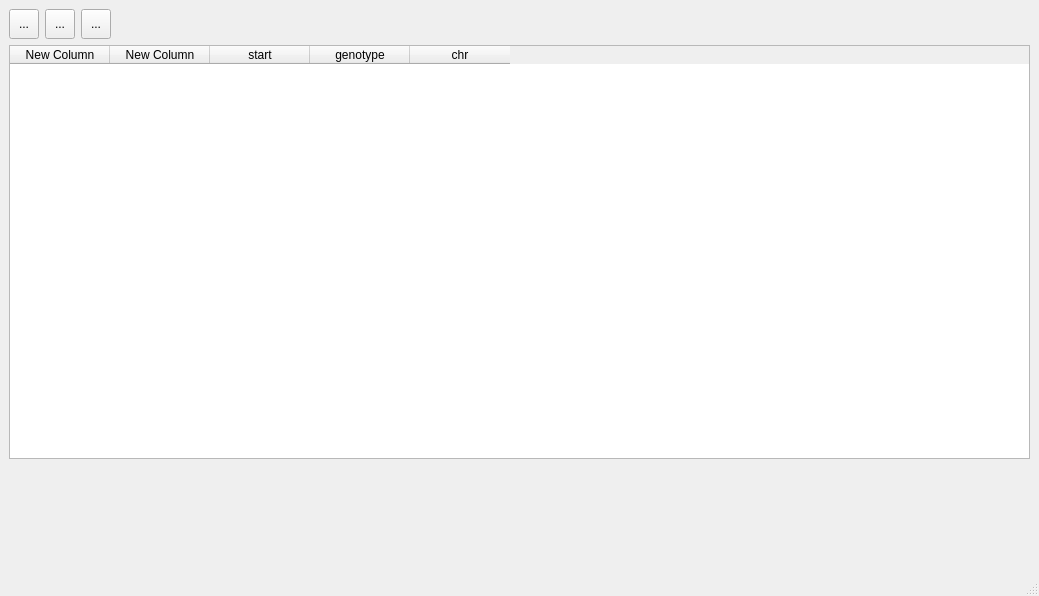
Qt form Qt_designer/test_0.ui (Fkrgl/GUI_Teamprojekt) before a commit.
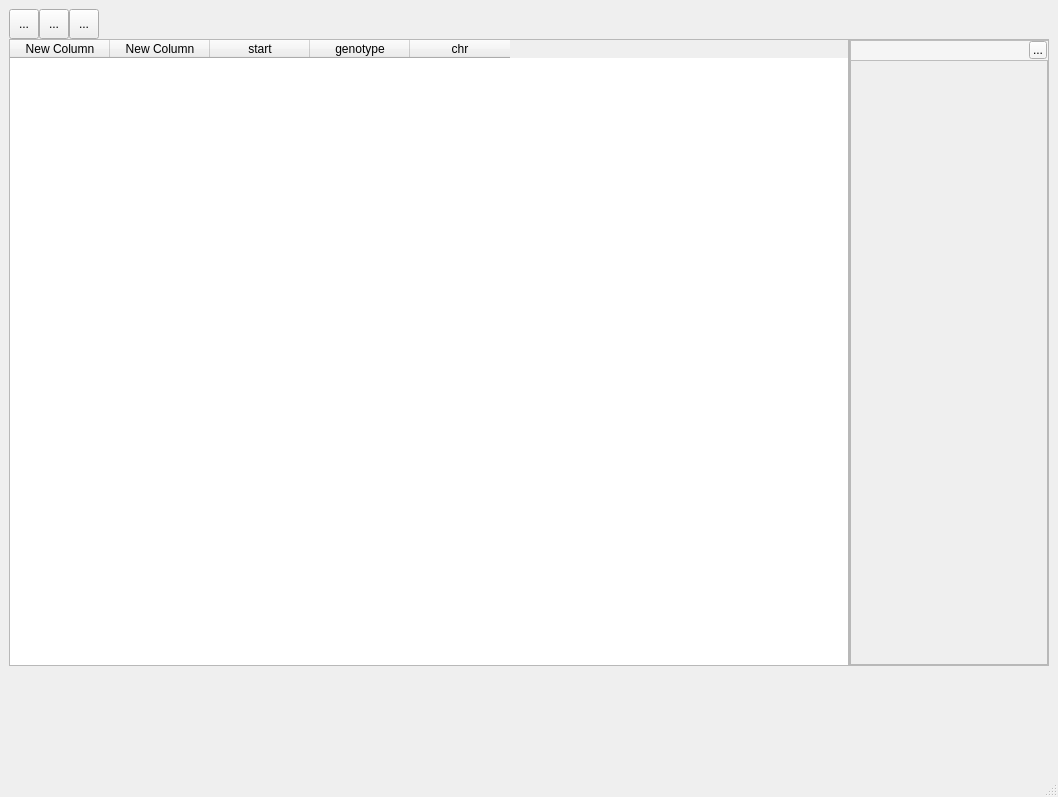
The same form after that commit. Icons and pictures are not drawn.

Patch:
```diff
--- a/Qt_designer/test_0.ui
+++ b/Qt_designer/test_0.ui
@@ -6,8 +6,8 @@
    <rect>
     <x>0</x>
     <y>0</y>
-    <width>1039</width>
-    <height>596</height>
+    <width>1058</width>
+    <height>797</height>
    </rect>
   </property>
   <property name="windowTitle">
@@ -17,36 +17,29 @@
    <layout class="QVBoxLayout" name="verticalLayout">
     <item>
      <layout class="QGridLayout" name="gridLayout">
-      <item row="2" column="0">
-       <widget class="QTableWidget" name="tableWidget">
-        <column>
-         <property name="text">
-          <string>New Column</string>
-         </property>
-        </column>
-        <column>
-         <property name="text">
-          <string>New Column</string>
-         </property>
-        </column>
-        <column>
-         <property name="text">
-          <string>start</string>
-         </property>
-        </column>
-        <column>
-         <property name="text">
-          <string>genotype</string>
-         </property>
-        </column>
-        <column>
-         <property name="text">
-          <string>chr</string>
-         </property>
-        </column>
+      <property name="spacing">
+       <number>0</number>
+      </property>
+      <item row="3" column="0" colspan="4">
+       <widget class="QLabel" name="label">
+        <property name="sizePolicy">
+         <sizepolicy hsizetype="Preferred" vsizetype="Preferred">
+          <horstretch>0</horstretch>
+          <verstretch>0</verstretch>
+         </sizepolicy>
+        </property>
+        <property name="minimumSize">
+         <size>
+          <width>0</width>
+          <height>100</height>
+         </size>
+        </property>
+        <property name="text">
+         <string/>
+        </property>
        </widget>
       </item>
-      <item row="0" column="0" rowspan="2">
+      <item row="0" column="0" rowspan="2" colspan="4">
        <layout class="QHBoxLayout" name="horizontalLayout">
         <property name="sizeConstraint">
          <enum>QLayout::SetDefaultConstraint</enum>
@@ -130,23 +123,147 @@
         </item>
        </layout>
       </item>
-      <item row="4" column="0">
-       <widget class="QLabel" name="label">
+      <item row="2" column="3">
+       <layout class="QGridLayout" name="grid_filter_window">
+        <property name="spacing">
+         <number>0</number>
+        </property>
+       </layout>
+      </item>
+      <item row="2" column="0">
+       <widget class="QTableWidget" name="tableWidget">
+        <column>
+         <property name="text">
+          <string>New Column</string>
+         </property>
+        </column>
+        <column>
+         <property name="text">
+          <string>New Column</string>
+         </property>
+        </column>
+        <column>
+         <property name="text">
+          <string>start</string>
+         </property>
+        </column>
+        <column>
+         <property name="text">
+          <string>genotype</string>
+         </property>
+        </column>
+        <column>
+         <property name="text">
+          <string>chr</string>
+         </property>
+        </column>
+       </widget>
+      </item>
+      <item row="2" column="1">
+       <widget class="QFrame" name="filter_window">
         <property name="sizePolicy">
-         <sizepolicy hsizetype="Preferred" vsizetype="Preferred">
+         <sizepolicy hsizetype="Fixed" vsizetype="Preferred">
           <horstretch>0</horstretch>
           <verstretch>0</verstretch>
          </sizepolicy>
         </property>
         <property name="minimumSize">
          <size>
-          <width>0</width>
-          <height>100</height>
+          <width>200</width>
+          <height>0</height>
          </size>
         </property>
-        <property name="text">
-         <string/>
+        <property name="styleSheet">
+         <string notr="true"/>
         </property>
+        <property name="frameShape">
+         <enum>QFrame::StyledPanel</enum>
+        </property>
+        <property name="frameShadow">
+         <enum>QFrame::Raised</enum>
+        </property>
+        <layout class="QHBoxLayout" name="horizontalLayout_2">
+         <property name="spacing">
+          <number>0</number>
+         </property>
+         <property name="leftMargin">
+          <number>0</number>
+         </property>
+         <property name="topMargin">
+          <number>0</number>
+         </property>
+         <property name="rightMargin">
+          <number>0</number>
+         </property>
+         <property name="bottomMargin">
+          <number>0</number>
+         </property>
+         <item>
+          <layout class="QGridLayout" name="gridLayout_2">
+           <property name="spacing">
+            <number>0</number>
+           </property>
+           <item row="0" column="1">
+            <widget class="QFrame" name="frame">
+             <property name="frameShape">
+              <enum>QFrame::StyledPanel</enum>
+             </property>
+             <property name="frameShadow">
+              <enum>QFrame::Raised</enum>
+             </property>
+             <widget class="QFrame" name="frame_2">
+              <property name="geometry">
+               <rect>
+                <x>0</x>
+                <y>0</y>
+                <width>201</width>
+                <height>21</height>
+               </rect>
+              </property>
+              <property name="maximumSize">
+               <size>
+                <width>16777215</width>
+                <height>50</height>
+               </size>
+              </property>
+              <property name="styleSheet">
+               <string notr="true">background-color:rgb(245, 245, 245)</string>
+              </property>
+              <property name="frameShape">
+               <enum>QFrame::StyledPanel</enum>
+              </property>
+              <property name="frameShadow">
+               <enum>QFrame::Raised</enum>
+              </property>
+              <widget class="QToolButton" name="button_close">
+               <property name="geometry">
+                <rect>
+                 <x>179</x>
+                 <y>1</y>
+                 <width>18</width>
+                 <height>18</height>
+                </rect>
+               </property>
+               <property name="maximumSize">
+                <size>
+                 <width>18</width>
+                 <height>18</height>
+                </size>
+               </property>
+               <property name="text">
+                <string>...</string>
+               </property>
+               <property name="icon">
+                <iconset>
+                 <normaloff>../resources/minimize-icon-23800.png</normaloff>../resources/minimize-icon-23800.png</iconset>
+               </property>
+              </widget>
+             </widget>
+            </widget>
+           </item>
+          </layout>
+         </item>
+        </layout>
        </widget>
       </item>
      </layout>
```
Left out of the diff: 8 changed lines with no effect on the pictures.
